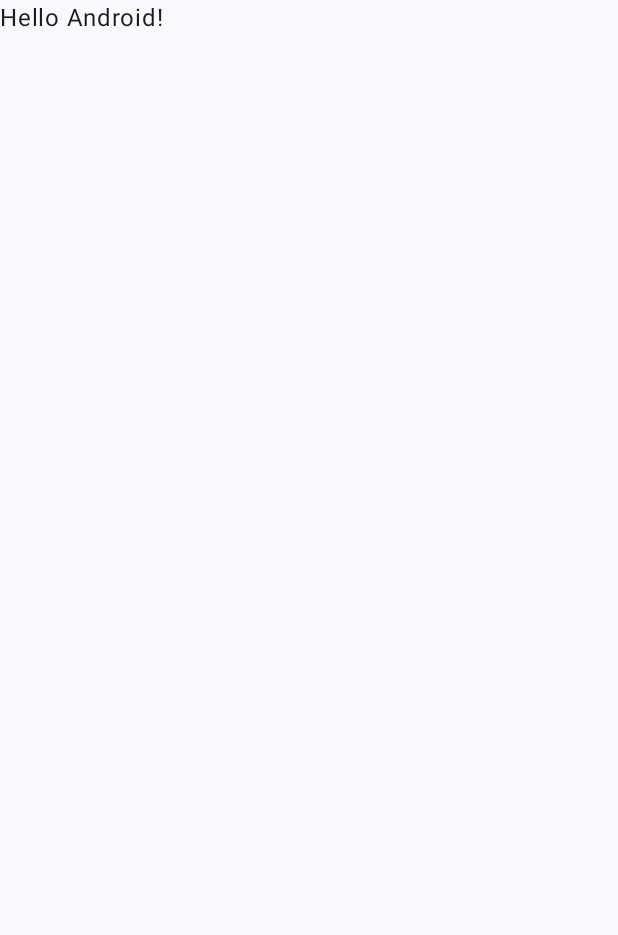
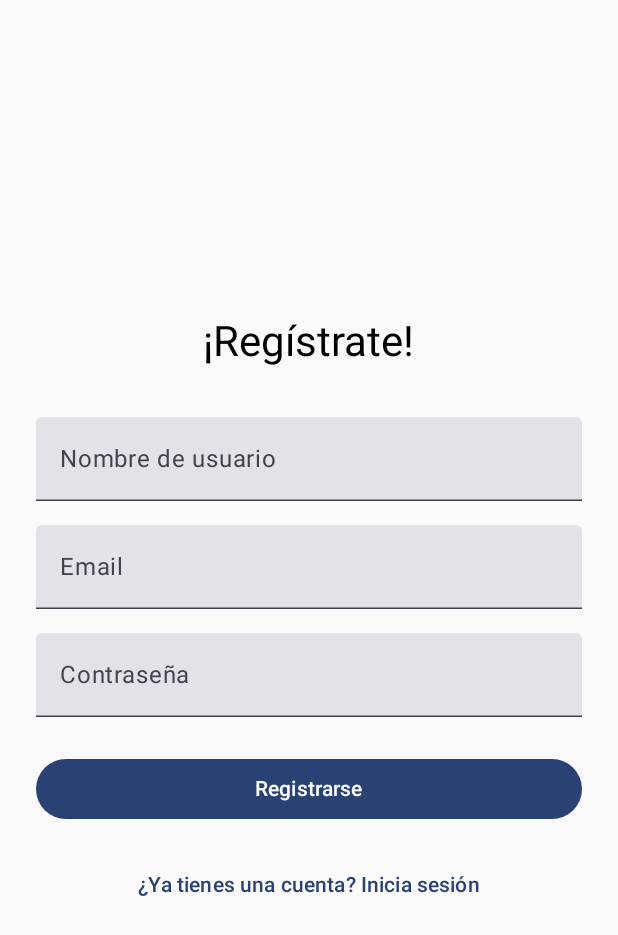
Before and after one commit to kassaii/gymlog, an Android app built with Jetpack Compose: the screen it shows after launch (MainActivity), on a phone screen of 412 x 824 dp. Before the commit the part shown is almost empty. Shown: the top 935 px of the screen. Run offline under Robolectric (Android 15) with nearby library versions, the phone set to English and light mode, and no system bars; our stand-ins replace Firebase (no records; nobody signed in at launch, a user with empty details on screens opened directly).

Commit message:
Pantallas de login y registro funcionales + VM

```diff
--- a/app/src/main/java/com/gymlog/app/MainActivity.kt
+++ b/app/src/main/java/com/gymlog/app/MainActivity.kt
@@ -11,6 +11,8 @@ import androidx.compose.material3.Text
 import androidx.compose.runtime.Composable
 import androidx.compose.ui.Modifier
 import androidx.compose.ui.tooling.preview.Preview
+import com.gymlog.app.ui.auth.LoginScreen
+import com.gymlog.app.ui.auth.RegisterScreen
 import com.gymlog.app.ui.theme.GymTheme
 
 class MainActivity : ComponentActivity() {
@@ -19,12 +21,7 @@ class MainActivity : ComponentActivity() {
         enableEdgeToEdge()
         setContent {
             GymTheme {
-                Scaffold(modifier = Modifier.fillMaxSize()) { innerPadding ->
-                    Greeting(
-                        name = "Android",
-                        modifier = Modifier.padding(innerPadding)
-                    )
-                }
+                RegisterScreen()
             }
         }
     }
--- /dev/null
+++ b/app/src/main/java/com/gymlog/app/ui/auth/RegisterScreen.kt
@@ -0,0 +1,113 @@
+package com.gymlog.app.ui.auth
+
+import androidx.compose.foundation.layout.Arrangement
+import androidx.compose.foundation.layout.Column
+import androidx.compose.foundation.layout.Spacer
+import androidx.compose.foundation.layout.fillMaxSize
+import androidx.compose.foundation.layout.fillMaxWidth
+import androidx.compose.foundation.layout.height
+import androidx.compose.foundation.layout.padding
+import androidx.compose.material3.Button
+import androidx.compose.material3.CircularProgressIndicator
+import androidx.compose.material3.MaterialTheme
+import androidx.compose.material3.Text
+import androidx.compose.material3.TextButton
+import androidx.compose.material3.TextField
+import androidx.compose.runtime.Composable
+import androidx.compose.runtime.getValue
+import androidx.compose.ui.Alignment
+import androidx.compose.ui.Modifier
+import androidx.compose.ui.graphics.Color
+import androidx.compose.ui.text.input.PasswordVisualTransformation
+import androidx.compose.ui.unit.dp
+import androidx.lifecycle.compose.collectAsStateWithLifecycle
+import androidx.lifecycle.viewmodel.compose.viewModel
+
+@Composable
+fun RegisterScreen(
+    viewModel: RegisterViewModel = viewModel()
+) {
+    val state by viewModel.state.collectAsStateWithLifecycle()
+
+    Column(
+        modifier = Modifier
+            .fillMaxSize()
+            .padding(24.dp),
+        verticalArrangement = Arrangement.Center,
+        horizontalAlignment = Alignment.CenterHorizontally
+    ) {
+        // Título
+        Text(
+            text = "¡Regístrate!",
+            style = MaterialTheme.typography.headlineMedium
+        )
+
+        Spacer(modifier = Modifier.height(32.dp))
+
+        // Campo username
+        TextField(
+            value = state.username,
+            onValueChange = viewModel::onUsernameChange,
+            label = { Text("Nombre de usuario") },
+            singleLine = true,
+            modifier = Modifier.fillMaxWidth()
+        )
+
+        Spacer(modifier = Modifier.height(16.dp))
+
+
+        // Campo email
+        TextField(
+            value = state.email,
+            onValueChange = viewModel::onEmailChange,
+            label = { Text("Email") },
+            singleLine = true,
+            modifier = Modifier.fillMaxWidth()
+        )
+
+        Spacer(modifier = Modifier.height(16.dp))
+
+        // Campo contraseña
+        TextField(
+            value = state.password,
+            onValueChange = viewModel::onPasswordChange,
+            label = { Text("Contraseña") },
+            singleLine = true,
+            visualTransformation = PasswordVisualTransformation(),
+            modifier = Modifier.fillMaxWidth()
+        )
+
+        Spacer(modifier = Modifier.height(24.dp))
+
+        // Botón registro
+        Button(
+            onClick = viewModel::onRegisterClicked,
+            enabled = !state.isLoading,
+            modifier = Modifier.fillMaxWidth()
+        ) {
+            Text("Registrarse")
+        }
+
+        // Spinner de carga
+        if (state.isLoading) {
+            Spacer(modifier = Modifier.height(16.dp))
+            CircularProgressIndicator()
+        }
+
+        // Mensaje de error
+        state.error?.let { mensaje ->
+            Spacer(modifier = Modifier.height(16.dp))
+            Text(
+                text = mensaje,
+                color = Color.Red
+            )
+        }
+
+        Spacer(modifier = Modifier.height(16.dp))
+
+        // Enlace a login
+        TextButton(onClick = { /* Login */ }) {
+            Text("¿Ya tienes una cuenta? Inicia sesión")
+        }
+    }
+}
--- /dev/null
+++ b/app/src/main/java/com/gymlog/app/ui/auth/RegisterViewModel.kt
@@ -0,0 +1,89 @@
+package com.gymlog.app.ui.auth
+
+import androidx.lifecycle.ViewModel
+import androidx.lifecycle.viewModelScope
+import com.gymlog.app.data.repository.AuthRepository
+import kotlinx.coroutines.flow.MutableStateFlow
+import kotlinx.coroutines.flow.StateFlow
+import kotlinx.coroutines.flow.asStateFlow
+import kotlinx.coroutines.flow.update
+import kotlinx.coroutines.launch
+
+// Estado de la pantalla de register.
+data class RegisterUiState(
+    val email: String = "",
+    val password: String = "",
+    val username: String = "",
+    val isLoading: Boolean = false,
+    val error: String? = null,
+    val registerSuccess: Boolean = false
+)
+
+// ViewModel de la pantalla de register.
+class RegisterViewModel : ViewModel() {
+
+    private val authRepository = AuthRepository()
+
+
+    // Estado interno (mutable y privado). Solo el ViewModel puede modificarlo.
+    private val _state = MutableStateFlow(RegisterUiState())
+
+    // Estado expuesto (inmutable y público). La Screen solo puede leerlo.
+    // El patrón evita que la Screen modifique el estado del ViewModel por error.
+    val state: StateFlow<RegisterUiState> = _state.asStateFlow()
+
+    fun onEmailChange(email: String) {
+        _state.update { it.copy(email = email) }
+    }
+
+    fun onPasswordChange(password: String) {
+        _state.update { it.copy(password = password) }
+    }
+
+    fun onUsernameChange(username: String) {
+        _state.update { it.copy(username = username) }
+    }
+
+    fun onRegisterClicked() {
+        val email = _state.value.email
+        val password = _state.value.password
+        val username = _state.value.username
+
+        // Validaciones extra
+        if (email.isBlank()) {
+            _state.update { it.copy(error = "El email no puede estar vacío") }
+            return
+        }
+
+        if (!email.contains("@") || !email.contains(".")) {
+            _state.update { it.copy(error = "El email no es válido") }
+            return
+        }
+
+        if (password.length < 6) {
+            _state.update { it.copy(error = "La contraseña debe tener al menos 6 caracteres") }
+            return
+        }
+
+        if (username.isBlank()) {
+            _state.update { it.copy(error = "El nombre de usuario no puede estar vacío") }
+            return
+        }
+
+        viewModelScope.launch {
+
+            // Indicar que está cargando y limpiar error previo.
+            _state.update { it.copy(isLoading = true, error = null) }
+
+            // Llamar al repositorio.
+            val result = authRepository.register(email, password, username)
+
+            // Gestionar el resultado.
+            // Fold maneja éxito y fracaso.
+            result.fold(
+                onSuccess = { _state.update { it.copy(isLoading = false, registerSuccess = true) } },
+                onFailure = { error -> _state.update { it.copy(isLoading = false, error = error.message) } }
+            )
+        }
+    }
+}
```
Also changed, not shown: app/src/main/java/com/gymlog/app/ui/auth/LoginScreen.kt (added, +101 -0 lines), app/src/main/java/com/gymlog/app/ui/auth/LoginViewModel.kt (added, +65 -0 lines).
